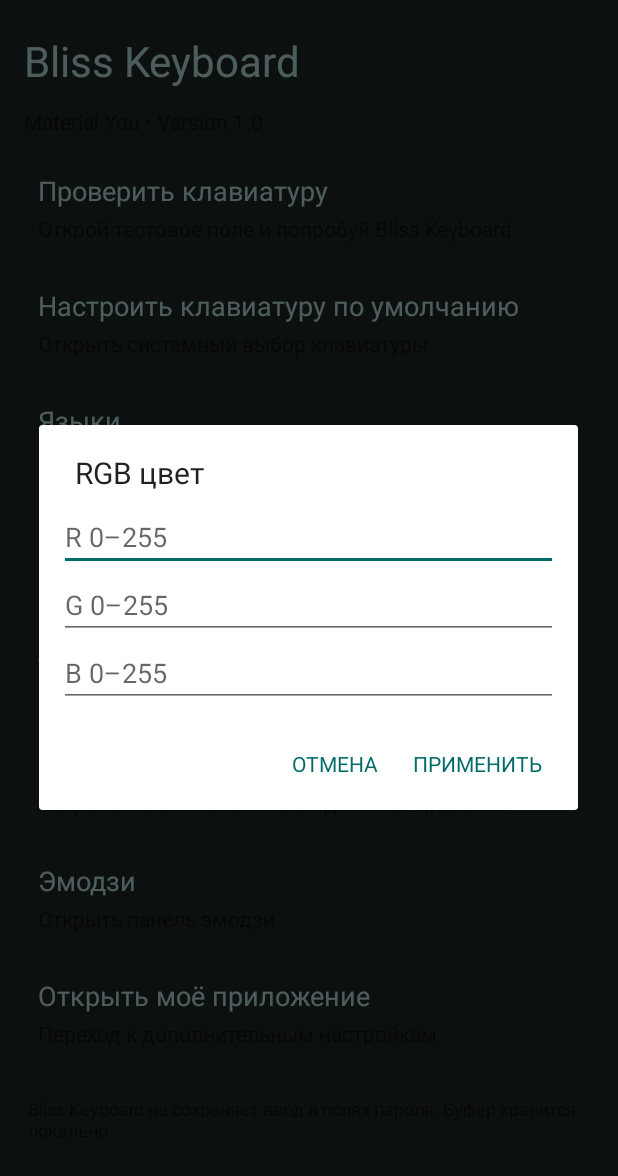
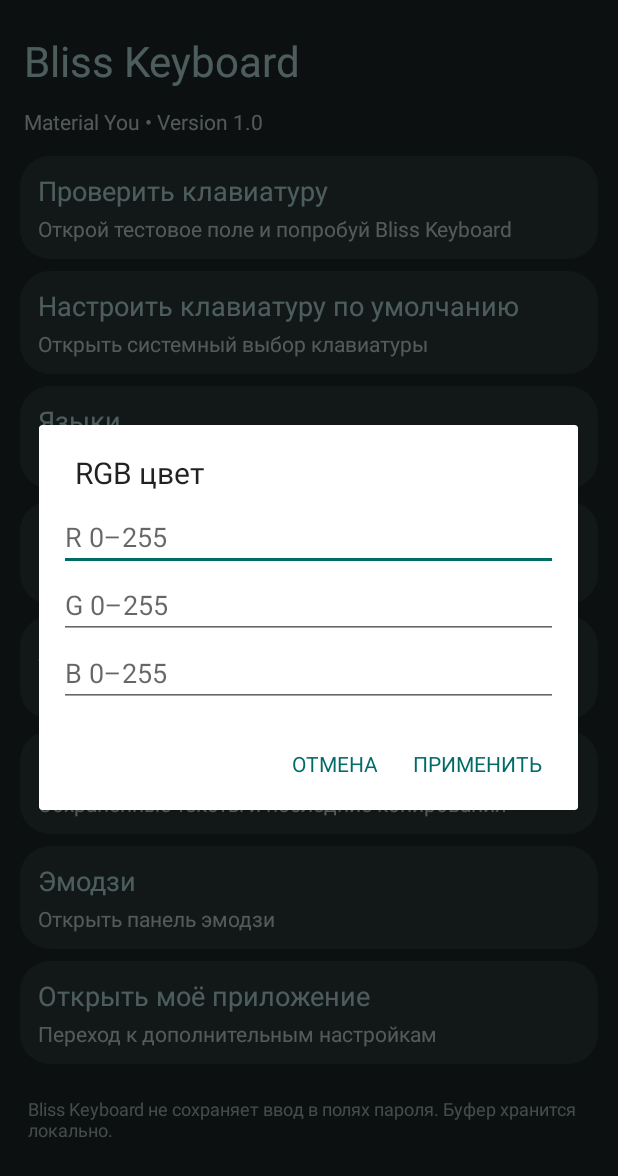
Before and after one commit to tamirlanmarkaba1-beep/BlissAi, an Android app: the screen it shows after launch (SettingsActivity), after a tap on "Цвет RGB", on a phone screen of 412 x 824 dp. Shown: the top 1176 px of the screen. Run offline under Robolectric (Android 15) with nearby library versions, the phone set to English and light mode, and no system bars.

Commit message:
Refactor SettingsActivity layout and methods

```diff
--- a/app/src/main/java/com/blisskeyboard/SettingsActivity.kt
+++ b/app/src/main/java/com/blisskeyboard/SettingsActivity.kt
@@ -1,29 +1,116 @@
 package com.blisskeyboard
 
-import android.app.*;import android.os.*;import android.content.*;import android.graphics.Color;import android.view.*;import android.widget.*;import android.graphics.drawable.GradientDrawable
+import android.app.*
+import android.os.*
+import android.content.*
+import android.graphics.Color
+import android.view.*
+import android.widget.*
+import android.graphics.drawable.GradientDrawable
 
 class SettingsActivity: Activity() {
-    private val bg = 0xff202728.toInt(); private val card = 0xff2d393a.toInt(); private val teal = 0xffbfe9e7.toInt()
-    override fun onCreate(savedInstanceState: Bundle?) { super.onCreate(savedInstanceState); build() }
-    private fun build(){
-        val root=LinearLayout(this).apply{orientation=1;setPadding(20,24,20,24);setBackgroundColor(bg)}
-        root.addView(TextView(this).apply{text="Bliss Keyboard";textSize=28f;setTextColor(teal);setPadding(4,8,4,18)})
-        root.addView(TextView(this).apply{text="Material You • Version 1.0";textSize=14f;setTextColor(0xffd0dddd);setPadding(4,0,4,20)})
-        root.addView(card("Проверить клавиатуру","Открой тестовое поле и попробуй Bliss Keyboard") { val e=EditText(this);e.hint="Здесь можно проверить клавиатуру";e.setTextColor(Color.WHITE);e.setHintTextColor(teal);AlertDialog.Builder(this).setTitle("Тест клавиатуры").setView(e).setPositiveButton("Закрыть",null).show() })
-        root.addView(card("Настроить клавиатуру по умолчанию","Открыть системный выбор клавиатуры") { startActivity(Intent("android.settings.INPUT_METHOD_SETTINGS")) })
-        root.addView(card("Языки","Выбрать язык раскладки") { languageDialog() })
-        root.addView(card("Цвет RGB","Настроить цвет клавиш") { colorDialog() })
-        root.addView(card("Автозамена","Включить / выключить простые исправления") { val p=getSharedPreferences("bliss",0);val v=!p.getBoolean("autocorrect",true);p.edit().putBoolean("autocorrect",v).apply();Toast.makeText(this,"Автозамена: ${if(v)"включена" else "выключена"}",Toast.LENGTH_SHORT).show() })
-        root.addView(card("Буфер обмена","Сохранённые тексты и последние копирования") { clipboardDialog() })
-        root.addView(card("Эмодзи","Открыть панель эмодзи") { emojiDialog() })
-        root.addView(card("Открыть моё приложение","Переход к дополнительным настройкам") { val pkg=Prefs.get(this,"target_app");if(pkg.isNotBlank()){try{startActivity(packageManager.getLaunchIntentForPackage(pkg))}catch(_:Exception){Toast.makeText(this,"Приложение не найдено",0).show()}}else Toast.makeText(this,"Укажи package name в коде: target_app",Toast.LENGTH_LONG).show() })
-        root.addView(TextView(this).apply{text="Bliss Keyboard не сохраняет ввод в полях пароля. Буфер хранится локально.";textSize=12f;setTextColor(0xffaabbbb);setPadding(8,20,8,0)})
-        setContentView(ScrollView(this).apply{addView(root)})
+    private val bg = 0xff202728.toInt()
+    private val card = 0xff2d393a.toInt()
+    private val teal = 0xffbfe9e7.toInt()
+
+    override fun onCreate(savedInstanceState: Bundle?) {
+        super.onCreate(savedInstanceState)
+        build()
     }
-    private fun card(title:String,desc:String,action:()->Unit):View=LinearLayout(this).apply{orientation=1;setPadding(18,16,18,16);background=shape(card,30);setOnClickListener{action()};addView(TextView(this@SettingsActivity).apply{text=title;textSize=18f;setTextColor(teal)});addView(TextView(this@SettingsActivity).apply{text=desc;textSize=14f;setTextColor(0xffd2dfdf);setPadding(0,5,0,0)});layoutParams=LinearLayout.LayoutParams(-1,-2).apply{bottomMargin=12}}
-    private fun shape(color:Int,r:Float=24f)=GradientDrawable().apply{setColor(color);cornerRadius=r}
-    private fun languageDialog(){val locales=java.util.Locale.getAvailableLocales().map{it.language to (it.getDisplayName(it).ifBlank{it.language})}.filter{it.first.length in 2..3}.distinctBy{it.first}.sortedBy{it.second}.toTypedArray();AlertDialog.Builder(this).setTitle("Язык клавиатуры").setItems(locales.map{it.second}.toTypedArray()){_,i->Prefs.put(this,"lang",locales[i].first);Toast.makeText(this,"Выбран: ${locales[i].second}",0).show()}.show()}
-    private fun colorDialog(){val box=LinearLayout(this).apply{orientation=1;setPadding(20,10,20,10)};val r=EditText(this).apply{hint="R 0–255";inputType=2};val g=EditText(this).apply{hint="G 0–255";inputType=2};val b=EditText(this).apply{hint="B 0–255";inputType=2};listOf(r,g,b).forEach{box.addView(it)};AlertDialog.Builder(this).setTitle("RGB цвет").setView(box).setPositiveButton("Применить"){_,_->try{val c=Color.rgb(r.text.toString().toInt(),g.text.toString().toInt(),b.text.toString().toInt());Prefs.put(this,"color",String.format("#%06X",0xffffff and c));Toast.makeText(this,"Цвет сохранён. Перезапусти клавиатуру.",0).show()}catch(_:Exception){Toast.makeText(this,"Введите значения 0–255",0).show()}}.setNegativeButton("Отмена",null).show()}
-    private fun clipboardDialog(){val clips=getSystemService(CLIPBOARD_SERVICE) as android.content.ClipboardManager;val text=clips.primaryClip?.getItemAt(0)?.coerceToText(this)?.toString().orEmpty();AlertDialog.Builder(this).setTitle("Буфер обмена").setMessage(if(text.isBlank())"Буфер пуст" else text).setPositiveButton("Вставить в тест") {_,_->Toast.makeText(this,"Скопируй текст и вставь в поле",0).show()}.setNegativeButton("Закрыть",null).show()}
-    private fun emojiDialog(){val emojis="😀 😃 😄 😁 😆 😅 😂 🙂 🙃 😉 😊 😍 🥰 😎 🤔 😭 😡 👍 👎 ❤️ 💙 💚 💜 ✨ 🔥 🎉 🌸";AlertDialog.Builder(this).setTitle("Эмодзи").setItems(emojis.split(" ").toTypedArray()){_,i->val cm=getSystemService(CLIPBOARD_SERVICE) as android.content.ClipboardManager;cm.setPrimaryClip(ClipData.newPlainText("emoji",emojis.split(" ")[i]));Toast.makeText(this,"Эмодзи скопирован",0).show()}.show()}
+
+    private fun build() {
+        val root = LinearLayout(this).apply {
+            orientation = LinearLayout.VERTICAL
+            setPadding(20, 24, 20, 24)
+            setBackgroundColor(bg)
+        }
+        root.addView(TextView(this).apply { text = "Bliss Keyboard"; textSize = 28f; setTextColor(teal); setPadding(4, 8, 4, 18) })
+        root.addView(TextView(this).apply { text = "Material You • Version 1.0"; textSize = 14f; setTextColor(0xffd0dddd.toInt()); setPadding(4, 0, 4, 20) })
+        root.addView(card("Проверить клавиатуру", "Открой тестовое поле и попробуй Bliss Keyboard") {
+            val e = EditText(this)
+            e.hint = "Здесь можно проверить клавиатуру"
+            e.setTextColor(Color.WHITE)
+            e.setHintTextColor(teal)
+            AlertDialog.Builder(this).setTitle("Тест клавиатуры").setView(e).setPositiveButton("Закрыть", null).show()
+        })
+        root.addView(card("Настроить клавиатуру по умолчанию", "Открыть системный выбор клавиатуры") { startActivity(Intent("android.settings.INPUT_METHOD_SETTINGS")) })
+        root.addView(card("Языки", "Выбрать язык раскладки") { languageDialog() })
+        root.addView(card("Цвет RGB", "Настроить цвет клавиш") { colorDialog() })
+        root.addView(card("Автозамена", "Включить / выключить простые исправления") {
+            val p = getSharedPreferences("bliss", 0)
+            val v = !p.getBoolean("autocorrect", true)
+            p.edit().putBoolean("autocorrect", v).apply()
+            Toast.makeText(this, "Автозамена: ${if (v) "включена" else "выключена"}", Toast.LENGTH_SHORT).show()
+        })
+        root.addView(card("Буфер обмена", "Сохранённые тексты и последние копирования") { clipboardDialog() })
+        root.addView(card("Эмодзи", "Открыть панель эмодзи") { emojiDialog() })
+        root.addView(card("Открыть моё приложение", "Переход к дополнительным настройкам") {
+            val pkg = Prefs.get(this, "target_app")
+            if (pkg.isNotBlank()) {
+                try {
+                    startActivity(packageManager.getLaunchIntentForPackage(pkg))
+                } catch (_: Exception) {
+                    Toast.makeText(this, "Приложение не найдено", Toast.LENGTH_SHORT).show()
+                }
+            } else {
+                Toast.makeText(this, "Укажи package name в коде: target_app", Toast.LENGTH_LONG).show()
+            }
+        })
+        root.addView(TextView(this).apply { text = "Bliss Keyboard не сохраняет ввод в полях пароля. Буфер хранится локально."; textSize = 12f; setTextColor(0xffaabbbb.toInt()); setPadding(8, 20, 8, 0) })
+        setContentView(ScrollView(this).apply { addView(root) })
+    }
+
+    private fun card(title: String, desc: String, action: () -> Unit): View = LinearLayout(this).apply {
+        orientation = LinearLayout.VERTICAL
+        setPadding(18, 16, 18, 16)
+        background = shape(card, 30f)
+        setOnClickListener { action() }
+        addView(TextView(this@SettingsActivity).apply { text = title; textSize = 18f; setTextColor(teal) })
+        addView(TextView(this@SettingsActivity).apply { text = desc; textSize = 14f; setTextColor(0xffd2dfdf.toInt()); setPadding(0, 5, 0, 0) })
+        layoutParams = LinearLayout.LayoutParams(-1, -2).apply { bottomMargin = 12 }
+    }
+
+    private fun shape(color: Int, r: Float = 24f) = GradientDrawable().apply { setColor(color); cornerRadius = r }
+
+    private fun languageDialog() {
+        val locales = java.util.Locale.getAvailableLocales().map { it.language to (it.getDisplayName(it).ifBlank { it.language }) }.filter { it.first.length in 2..3 }.distinctBy { it.first }.sortedBy { it.second }.toTypedArray()
+        AlertDialog.Builder(this).setTitle("Язык клавиатуры").setItems(locales.map { it.second }.toTypedArray()) { _, i ->
+            Prefs.put(this, "lang", locales[i].first)
+            Toast.makeText(this, "Выбран: ${locales[i].second}", Toast.LENGTH_SHORT).show()
+        }.show()
+    }
+
+    private fun colorDialog() {
+        val box = LinearLayout(this).apply { orientation = LinearLayout.VERTICAL; setPadding(20, 10, 20, 10) }
+        val r = EditText(this).apply { hint = "R 0–255"; inputType = 2 }
+        val g = EditText(this).apply { hint = "G 0–255"; inputType = 2 }
+        val b = EditText(this).apply { hint = "B 0–255"; inputType = 2 }
+        listOf(r, g, b).forEach { box.addView(it) }
+        AlertDialog.Builder(this).setTitle("RGB цвет").setView(box).setPositiveButton("Применить") { _, _ ->
+            try {
+                val c = Color.rgb(r.text.toString().toInt(), g.text.toString().toInt(), b.text.toString().toInt())
+                Prefs.put(this, "color", String.format("#%06X", 0xffffff and c))
+                Toast.makeText(this, "Цвет сохранён. Перезапусти клавиатуру.", Toast.LENGTH_SHORT).show()
+            } catch (_: Exception) {
+                Toast.makeText(this, "Введите значения 0–255", Toast.LENGTH_SHORT).show()
+            }
+        }.setNegativeButton("Отмена", null).show()
+    }
+
+    private fun clipboardDialog() {
+        val clips = getSystemService(CLIPBOARD_SERVICE) as ClipboardManager
+        val text = clips.primaryClip?.getItemAt(0)?.coerceToText(this)?.toString().orEmpty()
+        AlertDialog.Builder(this).setTitle("Буфер обмена").setMessage(if (text.isBlank()) "Буфер пуст" else text).setPositiveButton("Вставить в тест") { _, _ ->
+            Toast.makeText(this, "Скопируй текст и вставь в поле", Toast.LENGTH_SHORT).show()
+        }.setNegativeButton("Закрыть", null).show()
+    }
+
+    private fun emojiDialog() {
+        val emojis = "😀 😃 😄 😁 😆 😅 😂 🙂 🙃 😉 😊 😍 🥰 😎 🤔 😭 😡 👍 👎 ❤️ 💙 💚 💜 ✨ 🔥 🎉 🌸"
+        AlertDialog.Builder(this).setTitle("Эмодзи").setItems(emojis.split(" ").toTypedArray()) { _, i ->
+            val cm = getSystemService(CLIPBOARD_SERVICE) as ClipboardManager
+            cm.setPrimaryClip(ClipData.newPlainText("emoji", emojis.split(" ")[i]))
+            Toast.makeText(this, "Эмодзи скопирован", Toast.LENGTH_SHORT).show()
+        }.show()
+    }
 }
```
